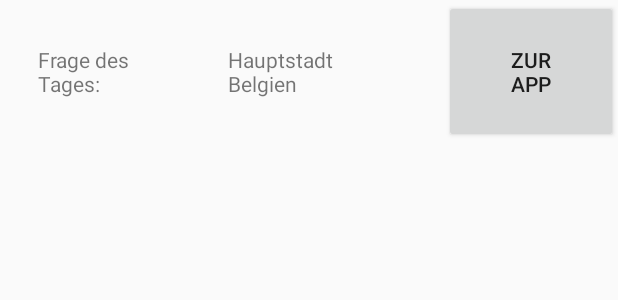
After one commit to Cybun-s/GeoFun-master, an Android app: the layout widget.xml on its own in the app's theme, with its tools: preview values and no code run, on a phone screen of 412 x 824 dp. The commit adds this screen. Shown: the top 300 px of the screen. Run offline under Robolectric (Android 15) with nearby library versions, the phone set to English and light mode, and no system bars.

Commit message:
Prepared for sharedPreferences and Widget

```diff
--- /dev/null
+++ b/app/src/main/java/com/excercise/geofun/geoFunWidgetProvider.java
@@ -0,0 +1,6 @@
+package com.excercise.geofun;
+
+import android.appwidget.AppWidgetProvider;
+
+public class geoFunWidgetProvider extends AppWidgetProvider {
+}
--- /dev/null
+++ b/app/src/main/res/layout/widget.xml
@@ -0,0 +1,29 @@
+<?xml version="1.0" encoding="utf-8"?>
+<LinearLayout xmlns:android="http://schemas.android.com/apk/res/android"
+    android:layout_width="match_parent"
+    android:layout_height="match_parent">
+
+    <TextView
+        android:id="@+id/widget_description"
+        android:layout_width="127dp"
+        android:layout_height="86dp"
+        android:layout_weight="1"
+        android:padding="25dp"
+        android:text="@string/widgetDescription" />
+
+    <TextView
+        android:id="@+id/dailyQuestion"
+        android:layout_width="wrap_content"
+        android:layout_height="86dp"
+        android:layout_weight="1"
+        android:padding="25dp"
+        android:text="@string/placeholderWidget" />
+
+    <Button
+        android:id="@+id/goToAppButton"
+        android:layout_width="wrap_content"
+        android:layout_height="wrap_content"
+        android:layout_weight="1"
+        android:padding="30dp"
+        android:text="@string/buttonDescription" />
+</LinearLayout>
--- a/app/src/main/res/values/strings.xml
+++ b/app/src/main/res/values/strings.xml
@@ -19,4 +19,7 @@
     <string name="locationDetection">Standorterkennung</string>
     <string name="notifications">Benachrichtigungen</string>
     <string name="back">Zurück</string>
+    <string name="widgetDescription">Frage des Tages:</string>
+    <string name="placeholderWidget">Hauptstadt Belgien</string>
+    <string name="buttonDescription">Zur App</string>
 </resources>
```
Also changed, not shown: app/src/main/java/com/excercise/geofun/ActivitySettings.java (+25 -5 lines).
